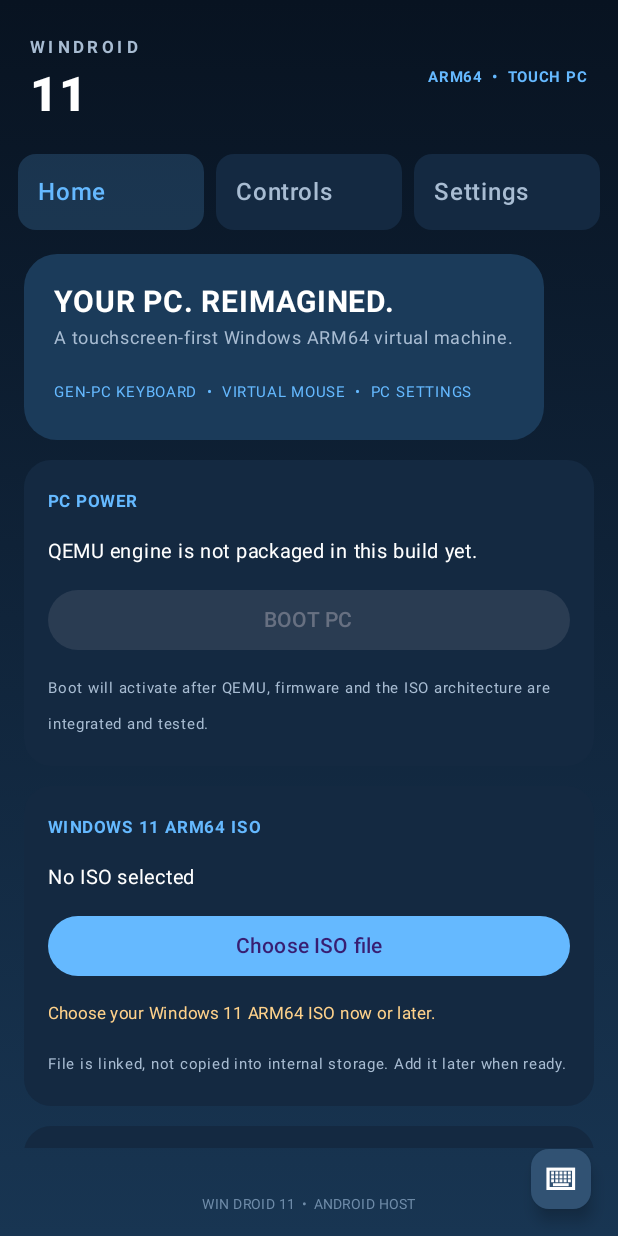
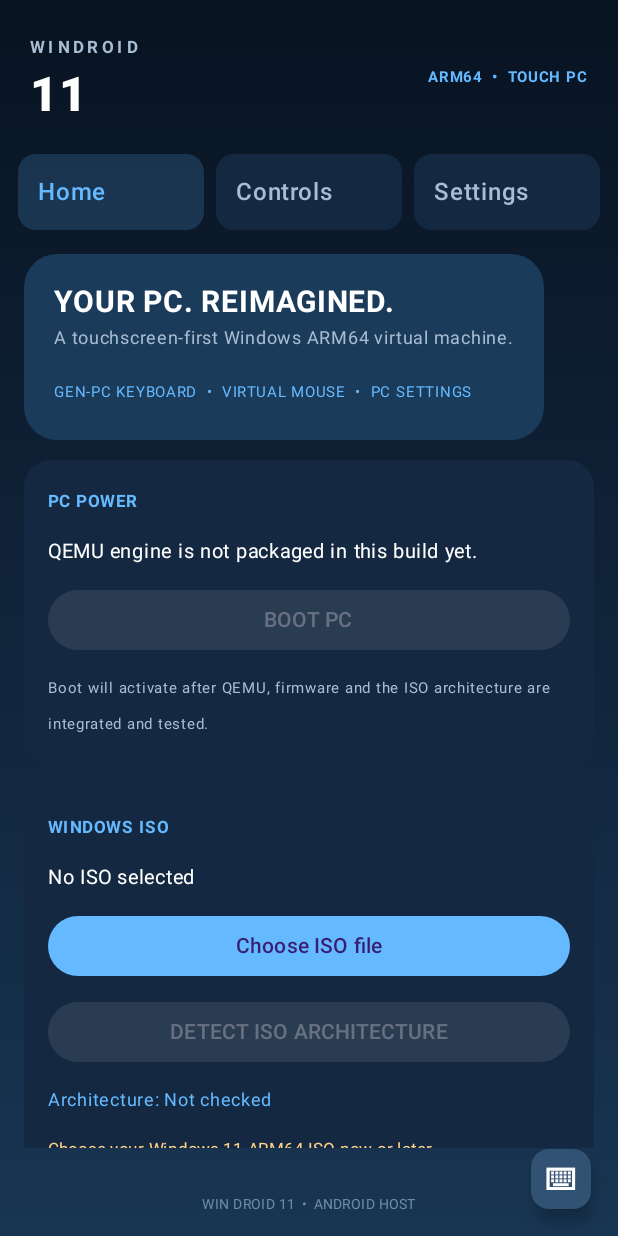
Before and after one commit to akarshbantu58-hub/WINDROID-11, an Android app built with Jetpack Compose: the screen it shows after launch (MainActivity), on a phone screen of 412 x 824 dp. Run offline under Robolectric (Android 15) with nearby library versions, the phone set to English and light mode, and no system bars.

Commit message:
Add Windows ISO architecture detection UI

```diff
--- a/app/src/main/java/com/windroid11/MainActivity.kt
+++ b/app/src/main/java/com/windroid11/MainActivity.kt
@@ -1,6 +1,7 @@
 package com.windroid11
 
 import android.content.Intent
+import android.content.Context
 import android.net.Uri
 import android.os.Bundle
 import android.provider.OpenableColumns
@@ -29,6 +30,9 @@ import androidx.compose.ui.unit.IntOffset
 import androidx.compose.ui.unit.dp
 import androidx.compose.ui.unit.sp
 import kotlin.math.roundToInt
+import kotlinx.coroutines.Dispatchers
+import kotlinx.coroutines.launch
+import kotlinx.coroutines.withContext
 
 private val bg = Color(0xFF081321)
 private val panel = Color(0xFF142941)
@@ -46,6 +50,8 @@ fun Windroid() {
  var uri by remember { mutableStateOf(prefs.getString("windows_iso_uri", null)?.let(Uri::parse)) }
  var fileName by remember { mutableStateOf(prefs.getString("windows_iso_name", "No ISO selected") ?: "No ISO selected") }
  var fileSize by remember { mutableStateOf(prefs.getString("windows_iso_size", "") ?: "") }
+ var architectureStatus by remember { mutableStateOf("Not checked") }
+ val scope = rememberCoroutineScope()
  var notice by remember { mutableStateOf("Choose your Windows 11 ARM64 ISO now or later.") }
  var tab by remember { mutableStateOf("Home") }
  var keyboardEnabled by remember { mutableStateOf(true) }
@@ -70,7 +76,7 @@ fun Windroid() {
     if(c.moveToFirst()){ if(ni>=0)n=c.getString(ni)?:n; if(si>=0&&!c.isNull(si))s=String.format("%.2f GB",c.getLong(si)/1073741824.0) }
    }
    if(!n.lowercase().endsWith(".iso")) notice="Please select a .iso file."
-   else { uri=u; fileName=n; fileSize=s; prefs.edit().putString("windows_iso_uri",u.toString()).putString("windows_iso_name",n).putString("windows_iso_size",s).apply(); notice="ISO reference saved. VM engine is still required before installation." }
+   else { uri=u; fileName=n; fileSize=s; architectureStatus="Not checked"; prefs.edit().putString("windows_iso_uri",u.toString()).putString("windows_iso_name",n).putString("windows_iso_size",s).apply(); notice="ISO reference saved. Run architecture detection before VM setup." }
   } catch (_:Exception) { notice="Could not save file access. Please select it again." }
  }
 
@@ -90,7 +96,7 @@ fun Windroid() {
     "Home" -> LazyColumn(Modifier.weight(1f).padding(16.dp),verticalArrangement=Arrangement.spacedBy(13.dp)) {
      item { Card(colors=CardDefaults.cardColors(containerColor=Color(0xFF1B3B5A)),shape=RoundedCornerShape(22.dp)){ Column(Modifier.padding(20.dp)){ Text("YOUR PC. REIMAGINED.",color=Color.White,fontSize=20.sp,fontWeight=FontWeight.Bold); Text("A touchscreen-first Windows ARM64 virtual machine.",color=muted,fontSize=12.sp); Spacer(Modifier.height(12.dp)); Text("GEN-PC KEYBOARD  •  VIRTUAL MOUSE  •  PC SETTINGS",color=blue,fontSize=10.sp) } } }
      item { InfoCard("PC POWER", "QEMU engine is not packaged in this build yet.") { Button(onClick={notice=if(uri==null) "Choose your Windows ISO first." else "ISO saved: $fileName. QEMU native engine is not yet packaged, so Windows cannot boot in this build."},modifier=Modifier.fillMaxWidth(),enabled=uri!=null){Text("BOOT PC")} ; Text("Boot will activate after QEMU, firmware and the ISO architecture are integrated and tested.",color=muted,fontSize=10.sp) } }
-     item { InfoCard("WINDOWS 11 ARM64 ISO",fileName+(if(fileSize.isNotBlank())"  •  $fileSize" else "")){ Button(onClick={filePicker.launch(arrayOf("application/octet-stream","application/x-iso9660-image","*/*"))},modifier=Modifier.fillMaxWidth()){Text(if(uri==null)"Choose ISO file" else "Change ISO file")} ; Text(notice,color=Color(0xFFFFD28B),fontSize=11.sp); Text("File is linked, not copied into internal storage. Add it later when ready.",color=muted,fontSize=10.sp) } }
+     item { InfoCard("WINDOWS ISO",fileName+(if(fileSize.isNotBlank())"  •  $fileSize" else "")){ Button(onClick={filePicker.launch(arrayOf("application/octet-stream","application/x-iso9660-image","*/*"))},modifier=Modifier.fillMaxWidth()){Text(if(uri==null)"Choose ISO file" else "Change ISO file")} ; Button(onClick={ val selected=uri; if(selected==null) architectureStatus="Choose an ISO first." else { architectureStatus="Scanning ISO boot files…"; scope.launch { architectureStatus=withContext(Dispatchers.IO) { IsoArchitectureDetector.detect(ctx,selected) } } } },modifier=Modifier.fillMaxWidth(),enabled=uri!=null){Text("DETECT ISO ARCHITECTURE")} ; Text("Architecture: $architectureStatus",color=blue,fontSize=12.sp); Text(notice,color=Color(0xFFFFD28B),fontSize=11.sp); Text("Detection checks EFI boot-loader names in the ISO. Unknown means the image needs deeper inspection.",color=muted,fontSize=10.sp) } }
      item { InfoCard("SYSTEM STATUS","App interface: READY\nISO: "+if(uri==null)"NOT ADDED" else "LINKED"+"\nQEMU engine: NOT INTEGRATED\nWindows VM: NOT STARTED") { } }
      item { Text("The mouse, keyboard and settings screens are prepared as UI. They will control Windows after the QEMU input bridge is implemented.",color=muted,fontSize=11.sp) }
     }
```
